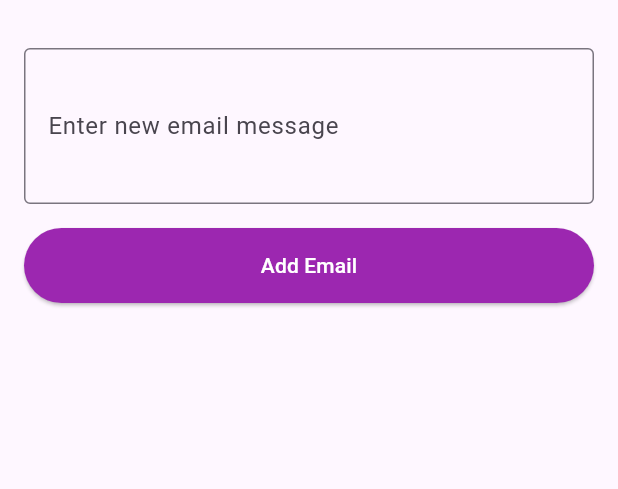
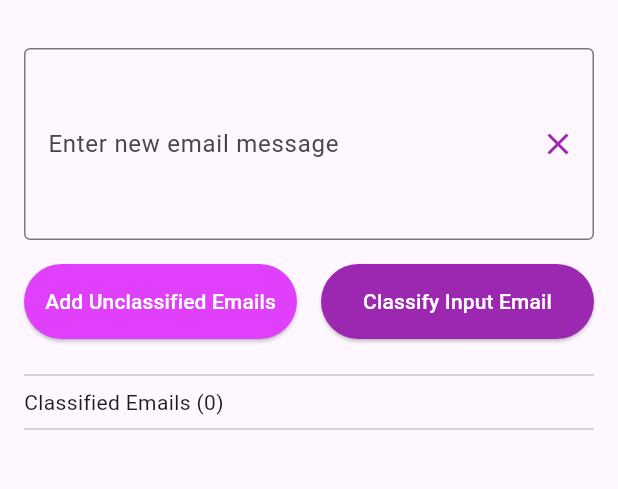
Before and after one commit to atiqur-cai/customer_email_classifier, a Flutter app: the screen it shows after launch, on a phone screen of 412 x 824 dp, the part 84-573 px from its top. Run offline on Flutter 3.47's test engine with Material 3 defaults, Android fonts, the phone set to English and light mode, and no system bars.

Commit message:
design home page and model

```diff
--- /dev/null
+++ b/lib/features/home/data/models/email_message_model.dart
@@ -0,0 +1,9 @@
+class EmailMessage {
+  final String id;
+  final String content;
+  List<String> tags;
+
+  EmailMessage({required this.id, required this.content, this.tags = const []});
+
+  String get tagsDisplay => tags.isEmpty ? 'Unclassified' : tags.join(', ');
+}
--- a/lib/features/home/presentation/home_page.dart
+++ b/lib/features/home/presentation/home_page.dart
@@ -1,4 +1,6 @@
 import 'package:flutter/material.dart';
+import 'package:uuid/uuid.dart';
+import 'package:customer_email_classifier/features/home/data/models/email_message_model.dart';
 
 class HomePage extends StatefulWidget {
   const HomePage({super.key});
@@ -9,6 +11,9 @@ class HomePage extends StatefulWidget {
 
 class _HomePageState extends State<HomePage> {
   final TextEditingController _emailInputController = TextEditingController();
+  final List<EmailMessage> _emails = [];
+  final Uuid _uuid = const Uuid();
+  bool _isClassifying = false;
 
   @override
   void initState() {
@@ -17,7 +22,15 @@ class _HomePageState extends State<HomePage> {
 
   @override
   void dispose() {
+    _emailInputController.dispose();
     super.dispose();
+  }
+
+  void _addEmails() {
+    setState(() {
+      _emails.insert(0, EmailMessage(id: _uuid.v4(), content: _emailInputController.text));
+      _emailInputController.clear();
+    });
   }
 
   @override
@@ -37,33 +50,139 @@ class _HomePageState extends State<HomePage> {
                 const SizedBox(height: 16),
                 TextField(
                   controller: _emailInputController,
-                  decoration: const InputDecoration(
+                  decoration: InputDecoration(
                     labelText: 'Enter new email message',
-                    border: OutlineInputBorder(),
+                    hintText: 'e.g., I need a refund for my last order.',
+                    border: const OutlineInputBorder(),
+                    suffixIcon: IconButton(
+                      icon: const Icon(Icons.clear, color: Colors.purple),
+                      onPressed: () => _emailInputController.clear(),
+                    ),
                   ),
-                  maxLines: 3,
+                  maxLines: 4,
                 ),
                 const SizedBox(height: 16),
                 Row(
                   children: [
                     Expanded(
                       child: ElevatedButton(
-                        onPressed: () {},
+                        onPressed: () {
+                          if (_emailInputController.text.trim().isEmpty) {
+                            ScaffoldMessenger.of(context)
+                              ..hideCurrentSnackBar()
+                              ..showSnackBar(const SnackBar(
+                                content: Text('Please enter an email message.'),
+                                backgroundColor: Colors.red,
+                              ));
+                          } else {
+                            _addEmails();
+                            ScaffoldMessenger.of(context)
+                              ..hideCurrentSnackBar()
+                              ..showSnackBar(
+                                const SnackBar(
+                                  content: Text('Email added to list.'),
+                                  backgroundColor: Colors.green,
+                                ),
+                              );
+                          }
+                        },
+                        style: ElevatedButton.styleFrom(
+                          padding: const EdgeInsets.symmetric(vertical: 15),
+                          backgroundColor: Colors.purpleAccent,
+                          foregroundColor: Colors.white,
+                        ),
+                        child: const Text('Add Unclassified Emails'),
+                      ),
+                    ),
+                    const SizedBox(width: 16),
+                    Expanded(
+                      child: ElevatedButton(
+                        onPressed: _isClassifying ? null : () {},
                         style: ElevatedButton.styleFrom(
                           padding: const EdgeInsets.symmetric(vertical: 15),
                           backgroundColor: Colors.purple,
                           foregroundColor: Colors.white,
                         ),
-                        child: const Text('Add Email'),
+                        child: _isClassifying
+                            ? const Row(
+                                mainAxisAlignment: MainAxisAlignment.center,
+                                children: [
+                                  SizedBox(
+                                    width: 20,
+                                    height: 20,
+                                    child: CircularProgressIndicator(
+                                      color: Colors.white,
+                                      strokeWidth: 2,
+                                    ),
+                                  ),
+                                  SizedBox(width: 10),
+                                  Text('Classifying...'),
+                                ],
+                              )
+                            : const Text('Classify Input Email'),
                       ),
                     ),
-                    const SizedBox(height: 16),
                   ],
                 ),
                 const SizedBox(height: 16),
+                const Divider(),
+                Align(
+                  alignment: Alignment.centerLeft,
+                  child: Text(
+                    'Classified Emails (${_emails.length})',
+                  ),
+                ),
+                const Divider(),
               ],
             ),
           ),
+          Expanded(
+            child: ListView.builder(
+              padding: const EdgeInsets.symmetric(horizontal: 8.0),
+              itemCount: _emails.length,
+              itemBuilder: (context, index) {
+                final email = _emails[index];
+                return Card(
+                  margin: const EdgeInsets.only(bottom: 10),
+                  elevation: 2,
+                  shape: RoundedRectangleBorder(
+                    borderRadius: BorderRadius.circular(8),
+                  ),
+                  child: Padding(
+                    padding: const EdgeInsets.all(12.0),
+                    child: Column(
+                      crossAxisAlignment: CrossAxisAlignment.start,
+                      children: [
+                        Text(
+                          'ID: ${email.id.substring(0, 8)}',
+                          style: const TextStyle(fontSize: 12, color: Colors.black45),
+                        ),
+                        const SizedBox(height: 4),
+                        Text(
+                          'Email: ${email.content}',
+                          style: const TextStyle(fontSize: 15, fontWeight: FontWeight.w500),
+                        ),
+                        const SizedBox(height: 8),
+                        Align(
+                          alignment: Alignment.bottomRight,
+                          child: Text(
+                            'Tags: ${email.tagsDisplay}',
+                            style: const TextStyle(
+                              fontSize: 14,
+                              fontWeight: FontWeight.w500,
+                              fontStyle: FontStyle.italic,
+                              color: Colors.deepPurple,
+                            ),
+                          ),
+                        ),
+                      ],
+                    ),
+                  ),
+                );
+              },
+            ),
+          ),
+          const SizedBox(height: 16),
         ],
       ),
     );
```
Also changed, not shown: lib/features/home/data/data_sources/mock_llm_data_sources.dart (added).
